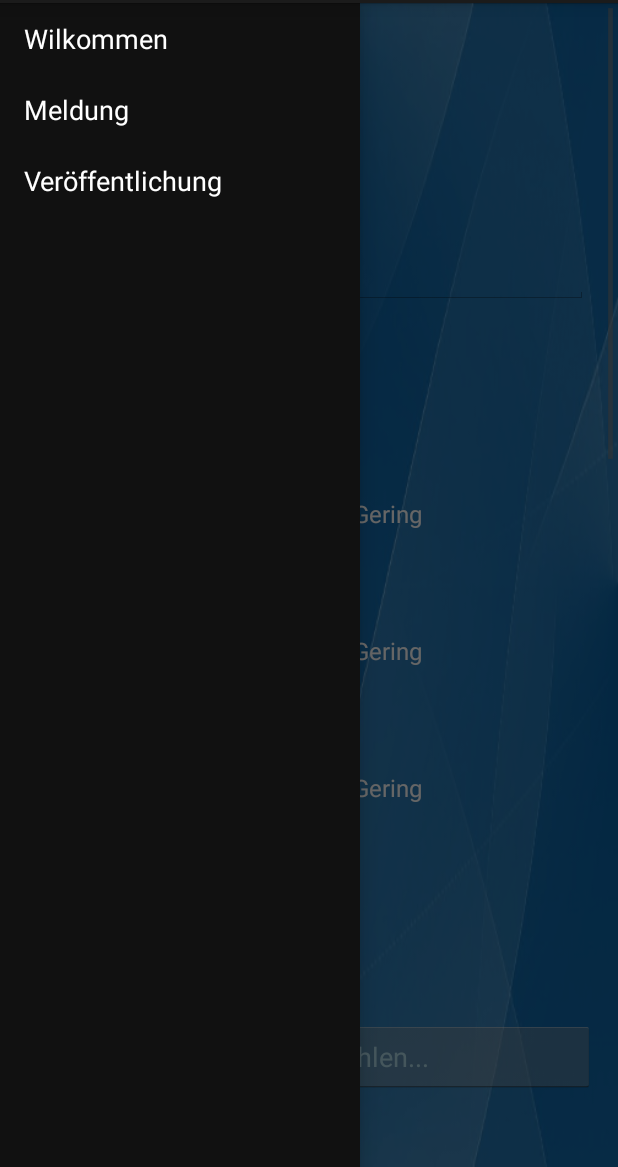
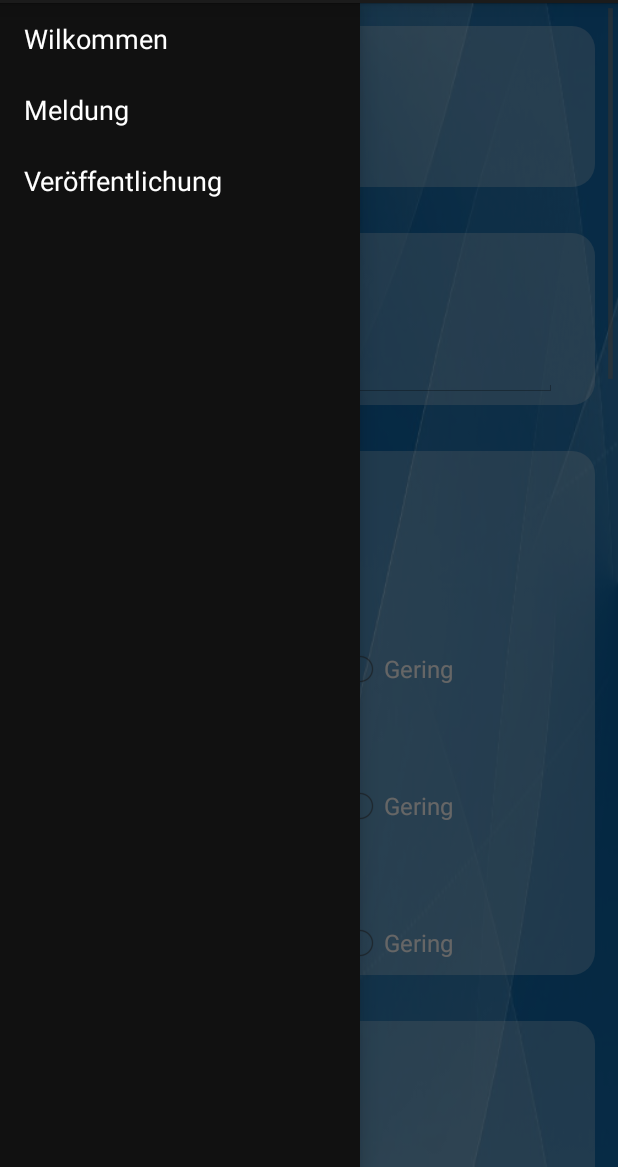
Before and after one commit to JHilsberg/RisikousApp2, an Android app: the fragment QuestionnaireFragment placed in its activity, with the side drawer open, on a phone screen of 412 x 824 dp, the part 69-1236 px from its top. Run offline under Robolectric (Android 15) with nearby library versions, the phone set to English and light mode, and no system bars; network calls fail; 3 statements that could not run were skipped.

Commit message:
new layouts implemented to split the single topics

```diff
--- a/app/src/main/res/layout/fragment_questionnaire.xml
+++ b/app/src/main/res/layout/fragment_questionnaire.xml
@@ -11,6 +11,15 @@
     android:layout_height="wrap_content"
     android:orientation="vertical">
 
+    <LinearLayout
+        xmlns:android="http://schemas.android.com/apk/res/android"
+        android:orientation="vertical"
+        android:layout_width="fill_parent"
+        android:layout_height="fill_parent"
+        android:padding="5dp"
+        android:background="@drawable/rounded_corners"
+        android:layout_margin="15dp"
+        android:baselineAligned="false">
         <TextView
             style="@style/QuestionnaireCaptions"
             android:id="@+id/reportingArea"
@@ -22,8 +31,18 @@
             android:layout_height="wrap_content"
             android:layout_marginStart="@dimen/leftMarginQuestionnaire"
             android:layout_marginLeft="@dimen/leftMarginQuestionnaire"/>
+    </LinearLayout>
 
 
+    <LinearLayout
+        xmlns:android="http://schemas.android.com/apk/res/android"
+        android:orientation="vertical"
+        android:layout_width="fill_parent"
+        android:layout_height="fill_parent"
+        android:padding="5dp"
+        android:background="@drawable/rounded_corners"
+        android:layout_margin="15dp"
+        android:baselineAligned="false">
         <TextView
             style="@style/QuestionnaireCaptions"
             android:id="@+id/incidentDescription"
@@ -32,8 +51,18 @@
             style="@style/QuestionnaireEdits"
             android:id="@+id/incidentDescriptionEdit"
             android:inputType="textMultiLine"/>
+    </LinearLayout>
 
 
+    <LinearLayout
+        xmlns:android="http://schemas.android.com/apk/res/android"
+        android:orientation="vertical"
+        android:layout_width="fill_parent"
+        android:layout_height="fill_parent"
+        android:padding="5dp"
+        android:background="@drawable/rounded_corners"
+        android:layout_margin="15dp"
+        android:baselineAligned="false">
         <TextView
             style="@style/QuestionnaireCaptions"
             android:id="@+id/riskEstimation"
@@ -101,8 +130,18 @@
                 android:text="@string/ratingLow"
                 android:id="@+id/significanceLow" />
         </TableRow>
+    </LinearLayout>
 
 
+    <LinearLayout
+        xmlns:android="http://schemas.android.com/apk/res/android"
+        android:orientation="vertical"
+        android:layout_width="fill_parent"
+        android:layout_height="fill_parent"
+        android:padding="5dp"
+        android:background="@drawable/rounded_corners"
+        android:layout_margin="15dp"
+        android:baselineAligned="false">
         <TextView
             style="@style/QuestionnaireCaptions"
             android:text="@string/pointOfTime"
@@ -142,8 +181,18 @@
         <TextView
             style="@style/QuestionnaireEdits"
             android:id="@+id/timeEdit"/>
+    </LinearLayout>
 
 
+    <LinearLayout
+        xmlns:android="http://schemas.android.com/apk/res/android"
+        android:orientation="vertical"
+        android:layout_width="fill_parent"
+        android:layout_height="fill_parent"
+        android:padding="5dp"
+        android:background="@drawable/rounded_corners"
+        android:layout_margin="15dp"
+        android:baselineAligned="false">
         <TextView
             style="@style/QuestionnaireCaptions"
             android:text="@string/location"
@@ -153,8 +202,18 @@
             android:id="@+id/locationEdit"
             android:inputType="textMultiLine"
         />
+    </LinearLayout>
 
 
+    <LinearLayout
+        xmlns:android="http://schemas.android.com/apk/res/android"
+        android:orientation="vertical"
+        android:layout_width="fill_parent"
+        android:layout_height="fill_parent"
+        android:padding="5dp"
+        android:background="@drawable/rounded_corners"
+        android:layout_margin="15dp"
+        android:baselineAligned="false">
         <TextView
             style="@style/QuestionnaireCaptions"
             android:text="@string/immediateMeasure"
@@ -165,8 +224,18 @@
             android:id="@+id/MassnahmeDescriptionEdit"
             android:inputType="textMultiLine"
         />
+    </LinearLayout>
 
 
+    <LinearLayout
+        xmlns:android="http://schemas.android.com/apk/res/android"
+        android:orientation="vertical"
+        android:layout_width="fill_parent"
+        android:layout_height="fill_parent"
+        android:padding="5dp"
+        android:background="@drawable/rounded_corners"
+        android:layout_margin="15dp"
+        android:baselineAligned="false">
         <TextView
             style="@style/QuestionnaireCaptions"
             android:text="@string/consequences"
@@ -177,8 +246,18 @@
             style="@style/QuestionnaireEdits"
             android:id="@+id/consequencesEdit"
             android:inputType="textMultiLine"/>
+    </LinearLayout>
 
 
+    <LinearLayout
+        xmlns:android="http://schemas.android.com/apk/res/android"
+        android:orientation="vertical"
+        android:layout_width="fill_parent"
+        android:layout_height="fill_parent"
+        android:padding="5dp"
+        android:background="@drawable/rounded_corners"
+        android:layout_margin="15dp"
+        android:baselineAligned="false">
         <TextView
             style="@style/QuestionnaireCaptions"
             android:text="@string/opinionOfReporter"
@@ -210,8 +289,18 @@
             style="@style/QuestionnaireEdits"
             android:id="@+id/additionalNotesEdit"
             android:inputType="textMultiLine"/>
+    </LinearLayout>
 
 
+    <LinearLayout
+        xmlns:android="http://schemas.android.com/apk/res/android"
+        android:orientation="vertical"
+        android:layout_width="fill_parent"
+        android:layout_height="fill_parent"
+        android:padding="5dp"
+        android:background="@drawable/rounded_corners"
+        android:layout_margin="15dp"
+        android:baselineAligned="false">
         <TextView
             style="@style/QuestionnaireCaptions"
             android:text="@string/files"
@@ -223,8 +312,18 @@
             android:layout_margin="15dp"
             android:id="@+id/fileupload"
             android:textColor="#ADD8E6"/>
+    </LinearLayout>
 
 
+    <LinearLayout
+        xmlns:android="http://schemas.android.com/apk/res/android"
+        android:orientation="vertical"
+        android:layout_width="fill_parent"
+        android:layout_height="fill_parent"
+        android:padding="5dp"
+        android:background="@drawable/rounded_corners"
+        android:layout_margin="15dp"
+        android:baselineAligned="false">
         <TextView
             style="@style/QuestionnaireCaptions"
             android:id="@+id/contactInformation"
@@ -233,7 +332,7 @@
             style="@style/QuestionnaireEdits"
             android:id="@+id/contactInformationEdit"
             android:inputType="textMultiLine"/>
-
+    </LinearLayout>
 
     <Button
         android:layout_width="match_parent"
```
Lines whose indentation alone changed are shown as unchanged.
